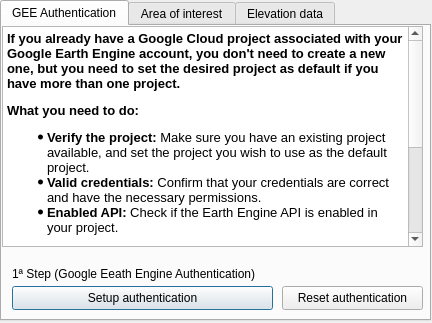
Before: the Qt Designer form easy_dialog_base.ui in caioarantes/EasyDEM, drawn with Qt 5.
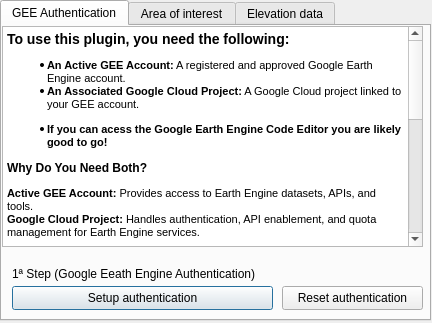
After: the same form once the commit is applied. Custom widgets are drawn as their Qt base class.

```diff
--- a/easy_dialog_base.ui
+++ b/easy_dialog_base.ui
@@ -42,17 +42,28 @@
       <string>&lt;!DOCTYPE HTML PUBLIC &quot;-//W3C//DTD HTML 4.0//EN&quot; &quot;http://www.w3.org/TR/REC-html40/strict.dtd&quot;&gt;
 &lt;html&gt;&lt;head&gt;&lt;meta name=&quot;qrichtext&quot; content=&quot;1&quot; /&gt;&lt;style type=&quot;text/css&quot;&gt;
 p, li { white-space: pre-wrap; }
-&lt;/style&gt;&lt;/head&gt;&lt;body style=&quot; font-family:'MS Shell Dlg 2'; font-size:9.75pt; font-weight:400; font-style:normal;&quot;&gt;
-&lt;p style=&quot; margin-top:12px; margin-bottom:12px; margin-left:0px; margin-right:0px; -qt-block-indent:0; text-indent:0px;&quot;&gt;&lt;span style=&quot; font-size:10pt; font-weight:600;&quot;&gt;If you already have a Google Cloud project associated with your Google Earth Engine account, you don't need to create a new one, but you need to set the desired project as default if you have more than one project.&lt;/span&gt;&lt;/p&gt;
-&lt;p style=&quot; margin-top:12px; margin-bottom:12px; margin-left:0px; margin-right:0px; -qt-block-indent:0; text-indent:0px;&quot;&gt;&lt;span style=&quot; font-size:10pt; font-weight:600;&quot;&gt;What you need to do:&lt;/span&gt;&lt;/p&gt;
-&lt;ul style=&quot;margin-top: 0px; margin-bottom: 0px; margin-left: 0px; margin-right: 0px; -qt-list-indent: 1;&quot;&gt;&lt;li style=&quot; font-size:10pt;&quot; style=&quot; margin-top:12px; margin-bottom:0px; margin-left:0px; margin-right:0px; -qt-block-indent:0; text-indent:0px;&quot;&gt;&lt;span style=&quot; font-weight:600;&quot;&gt;Verify the project:&lt;/span&gt; Make sure you have an existing project available, and set the project you wish to use as the default project.&lt;/li&gt;
-&lt;li style=&quot; font-size:10pt;&quot; style=&quot; margin-top:0px; margin-bottom:0px; margin-left:0px; margin-right:0px; -qt-block-indent:0; text-indent:0px;&quot;&gt;&lt;span style=&quot; font-weight:600;&quot;&gt;Valid credentials:&lt;/span&gt; Confirm that your credentials are correct and have the necessary permissions.&lt;/li&gt;
-&lt;li style=&quot; font-size:10pt;&quot; style=&quot; margin-top:0px; margin-bottom:12px; margin-left:0px; margin-right:0px; -qt-block-indent:0; text-indent:0px;&quot;&gt;&lt;span style=&quot; font-weight:600;&quot;&gt;Enabled API:&lt;/span&gt; Check if the Earth Engine API is enabled in your project.&lt;/li&gt;&lt;/ul&gt;
-&lt;p style=&quot; margin-top:12px; margin-bottom:12px; margin-left:0px; margin-right:0px; -qt-block-indent:0; text-indent:0px;&quot;&gt;&lt;span style=&quot; font-size:10pt;&quot;&gt;With this, you can directly connect to your &lt;/span&gt;&lt;span style=&quot; font-size:10pt; font-weight:600;&quot;&gt;deafault existing project&lt;/span&gt;&lt;span style=&quot; font-size:10pt;&quot;&gt; and start using this plugin.&lt;/span&gt;&lt;/p&gt;
-&lt;p style=&quot; margin-top:12px; margin-bottom:12px; margin-left:0px; margin-right:0px; -qt-block-indent:0; text-indent:0px;&quot;&gt;&lt;span style=&quot; font-size:10pt; font-weight:600;&quot;&gt;In summary:&lt;/span&gt;&lt;/p&gt;
-&lt;p style=&quot; margin-top:12px; margin-bottom:12px; margin-left:0px; margin-right:0px; -qt-block-indent:0; text-indent:0px;&quot;&gt;&lt;span style=&quot; font-size:10pt;&quot;&gt;If you already have a configured project, &lt;/span&gt;&lt;span style=&quot; font-size:10pt; font-weight:600;&quot;&gt;simply use the credentials of that project&lt;/span&gt;&lt;span style=&quot; font-size:10pt;&quot;&gt; to connect your plugin to Earth Engine.&lt;/span&gt;&lt;/p&gt;
-&lt;p style=&quot; margin-top:12px; margin-bottom:12px; margin-left:0px; margin-right:0px; -qt-block-indent:0; text-indent:0px;&quot;&gt;&lt;span style=&quot; font-size:10pt; font-weight:600;&quot;&gt;Need more help?&lt;/span&gt;&lt;span style=&quot; font-size:10pt;&quot;&gt; Let me know what part you'd like to understand better.&lt;/span&gt;&lt;/p&gt;
-&lt;p style=&quot; margin-top:12px; margin-bottom:12px; margin-left:0px; margin-right:0px; -qt-block-indent:0; text-indent:0px;&quot;&gt;&lt;span style=&quot; font-size:10pt; font-weight:600;&quot;&gt;Contact:&lt;/span&gt;&lt;span style=&quot; font-size:10pt;&quot;&gt; c168343@dac.unicamp.br&lt;/span&gt;&lt;/p&gt;&lt;/body&gt;&lt;/html&gt;</string>
+&lt;/style&gt;&lt;/head&gt;&lt;body style=&quot; font-family:'MS Shell Dlg 2'; font-size:8.25pt; font-weight:400; font-style:normal;&quot;&gt;
+&lt;h3 style=&quot; margin-top:14px; margin-bottom:12px; margin-left:0px; margin-right:0px; -qt-block-indent:0; text-indent:0px;&quot;&gt;&lt;span style=&quot; font-size:8pt; font-weight:600;&quot;&gt;To use this plugin, you need the following:&lt;/span&gt;&lt;/h3&gt;
+&lt;ul style=&quot;margin-top: 0px; margin-bottom: 0px; margin-left: 0px; margin-right: 0px; -qt-list-indent: 1;&quot;&gt;&lt;li style=&quot; font-size:8pt;&quot; style=&quot; margin-top:12px; margin-bottom:0px; margin-left:0px; margin-right:0px; -qt-block-indent:0; text-indent:0px;&quot;&gt;&lt;span style=&quot; font-weight:600;&quot;&gt;An Active GEE Account:&lt;/span&gt; A registered and approved Google Earth Engine account.&lt;/li&gt;
+&lt;li style=&quot; font-size:8pt;&quot; style=&quot; margin-top:0px; margin-bottom:12px; margin-left:0px; margin-right:0px; -qt-block-indent:0; text-indent:0px;&quot;&gt;&lt;span style=&quot; font-weight:600;&quot;&gt;An Associated Google Cloud Project:&lt;/span&gt; A Google Cloud project linked to your GEE account.&lt;/li&gt;
+&lt;li style=&quot; font-size:8pt;&quot; style=&quot; margin-top:0px; margin-bottom:12px; margin-left:0px; margin-right:0px; -qt-block-indent:0; text-indent:0px;&quot;&gt;&lt;span style=&quot; font-weight:600;&quot;&gt;If you can acess the Google Earth Engine Code Editor you are likely good to go!&lt;/span&gt;&lt;/li&gt;&lt;/ul&gt;
+&lt;h4 style=&quot; margin-top:12px; margin-bottom:12px; margin-left:0px; margin-right:0px; -qt-block-indent:0; text-indent:0px;&quot;&gt;&lt;span style=&quot; font-size:8pt; font-weight:600;&quot;&gt;Why Do You Need Both?&lt;/span&gt;&lt;/h4&gt;
+&lt;p style=&quot; margin-top:12px; margin-bottom:12px; margin-left:0px; margin-right:0px; -qt-block-indent:0; text-indent:0px;&quot;&gt;&lt;span style=&quot; font-size:8pt; font-weight:600;&quot;&gt;Active GEE Account:&lt;/span&gt;&lt;span style=&quot; font-size:8pt;&quot;&gt; Provides access to Earth Engine datasets, APIs, and tools.&lt;br /&gt;&lt;/span&gt;&lt;span style=&quot; font-size:8pt; font-weight:600;&quot;&gt;Google Cloud Project:&lt;/span&gt;&lt;span style=&quot; font-size:8pt;&quot;&gt; Handles authentication, API enablement, and quota management for Earth Engine services. &lt;/span&gt;&lt;/p&gt;
+&lt;h2 style=&quot; margin-top:16px; margin-bottom:12px; margin-left:0px; margin-right:0px; -qt-block-indent:0; text-indent:0px;&quot;&gt;&lt;span style=&quot; font-size:8pt; font-weight:600;&quot;&gt;Steps to Get Started: &lt;/span&gt;&lt;/h2&gt;
+&lt;ol style=&quot;margin-top: 0px; margin-bottom: 0px; margin-left: 0px; margin-right: 0px; -qt-list-indent: 1;&quot;&gt;&lt;li style=&quot; font-size:8pt;&quot; style=&quot; margin-top:12px; margin-bottom:0px; margin-left:0px; margin-right:0px; -qt-block-indent:0; text-indent:0px;&quot;&gt;&lt;span style=&quot; font-weight:600;&quot;&gt;Ensure You Have an Active GEE Account:&lt;/span&gt; 
+&lt;ul style=&quot;margin-top: 0px; margin-bottom: 0px; margin-left: 0px; margin-right: 0px; -qt-list-indent: 2;&quot;&gt;&lt;li style=&quot; font-size:8pt;&quot; style=&quot; margin-top:0px; margin-bottom:0px; margin-left:0px; margin-right:0px; -qt-block-indent:0; text-indent:0px;&quot;&gt;Sign up at &lt;a href=&quot;https://earthengine.google.com&quot;&gt;&lt;span style=&quot; text-decoration: underline; color:#0000ff;&quot;&gt;earthengine.google.com&lt;/span&gt;&lt;/a&gt; if you don’t have an account.&lt;/li&gt;
+&lt;li style=&quot; font-size:8pt;&quot; style=&quot; margin-top:0px; margin-bottom:0px; margin-left:0px; margin-right:0px; -qt-block-indent:0; text-indent:0px;&quot;&gt;Log in to verify your account status.&lt;/li&gt;&lt;/ul&gt;&lt;/li&gt;
+&lt;li style=&quot; font-size:8pt;&quot; style=&quot; margin-top:0px; margin-bottom:0px; margin-left:0px; margin-right:0px; -qt-block-indent:0; text-indent:0px;&quot;&gt;&lt;span style=&quot; font-weight:600;&quot;&gt;Link a Google Cloud Project:&lt;/span&gt; 
+&lt;ul style=&quot;margin-top: 0px; margin-bottom: 0px; margin-left: 0px; margin-right: 0px; -qt-list-indent: 2;&quot;&gt;&lt;li style=&quot; font-size:8pt;&quot; style=&quot; margin-top:0px; margin-bottom:0px; margin-left:0px; margin-right:0px; -qt-block-indent:0; text-indent:0px;&quot;&gt;Go to the &lt;a href=&quot;https://console.cloud.google.com&quot;&gt;&lt;span style=&quot; text-decoration: underline; color:#0000ff;&quot;&gt;Google Cloud Console&lt;/span&gt;&lt;/a&gt;.&lt;/li&gt;
+&lt;li style=&quot; font-size:8pt;&quot; style=&quot; margin-top:0px; margin-bottom:0px; margin-left:0px; margin-right:0px; -qt-block-indent:0; text-indent:0px;&quot;&gt;Create a new project (or use an existing one).&lt;/li&gt;
+&lt;li style=&quot; font-size:8pt;&quot; style=&quot; margin-top:0px; margin-bottom:0px; margin-left:0px; margin-right:0px; -qt-block-indent:0; text-indent:0px;&quot;&gt;Enable the Earth Engine API for the project.&lt;/li&gt;&lt;/ul&gt;&lt;/li&gt;
+&lt;li style=&quot; font-size:8pt;&quot; style=&quot; margin-top:0px; margin-bottom:0px; margin-left:0px; margin-right:0px; -qt-block-indent:0; text-indent:0px;&quot;&gt;&lt;span style=&quot; font-weight:600;&quot;&gt;Set the Desired Project as Default:&lt;/span&gt; 
+&lt;ul style=&quot;margin-top: 0px; margin-bottom: 0px; margin-left: 0px; margin-right: 0px; -qt-list-indent: 2;&quot;&gt;&lt;li style=&quot; font-size:8pt;&quot; style=&quot; margin-top:0px; margin-bottom:0px; margin-left:0px; margin-right:0px; -qt-block-indent:0; text-indent:0px;&quot;&gt;Use the Google Cloud Console or &lt;span style=&quot; font-family:'Courier New';&quot;&gt;gcloud&lt;/span&gt; CLI to specify the default project.&lt;/li&gt;&lt;/ul&gt;&lt;/li&gt;
+&lt;li style=&quot; font-size:8pt;&quot; style=&quot; margin-top:0px; margin-bottom:12px; margin-left:0px; margin-right:0px; -qt-block-indent:0; text-indent:0px;&quot;&gt;&lt;span style=&quot; font-weight:600;&quot;&gt;Check Permissions and Credentials:&lt;/span&gt; 
+&lt;ul style=&quot;margin-top: 0px; margin-bottom: 0px; margin-left: 0px; margin-right: 0px; -qt-list-indent: 2;&quot;&gt;&lt;li style=&quot; font-size:8pt;&quot; style=&quot; margin-top:0px; margin-bottom:0px; margin-left:0px; margin-right:0px; -qt-block-indent:0; text-indent:0px;&quot;&gt;Ensure your Google account has the &amp;quot;Earth Engine User&amp;quot; role.&lt;/li&gt;
+&lt;li style=&quot; font-size:8pt;&quot; style=&quot; margin-top:0px; margin-bottom:0px; margin-left:0px; margin-right:0px; -qt-block-indent:0; text-indent:0px;&quot;&gt;Use valid service account credentials linked to the project for plugin authentication.&lt;/li&gt;&lt;/ul&gt;&lt;/li&gt;&lt;/ol&gt;
+&lt;h2 style=&quot; margin-top:16px; margin-bottom:12px; margin-left:0px; margin-right:0px; -qt-block-indent:0; text-indent:0px;&quot;&gt;&lt;span style=&quot; font-size:8pt; font-weight:600;&quot;&gt;Important: &lt;/span&gt;&lt;/h2&gt;
+&lt;p style=&quot; margin-top:12px; margin-bottom:12px; margin-left:0px; margin-right:0px; -qt-block-indent:0; text-indent:0px;&quot;&gt;&lt;span style=&quot; font-size:8pt;&quot;&gt;Without an &lt;/span&gt;&lt;span style=&quot; font-size:8pt; font-weight:600;&quot;&gt;active GEE account&lt;/span&gt;&lt;span style=&quot; font-size:8pt;&quot;&gt; and an &lt;/span&gt;&lt;span style=&quot; font-size:8pt; font-weight:600;&quot;&gt;associated Google Cloud project&lt;/span&gt;&lt;span style=&quot; font-size:8pt;&quot;&gt;, you won’t be able to access Earth Engine’s API or use the plugin effectively.&lt;/span&gt;&lt;/p&gt;&lt;/body&gt;&lt;/html&gt;</string>
      </property>
     </widget>
     <widget class="QLabel" name="label_5">
```
Left out of the diff: 12 changed lines with no effect on the pictures.
